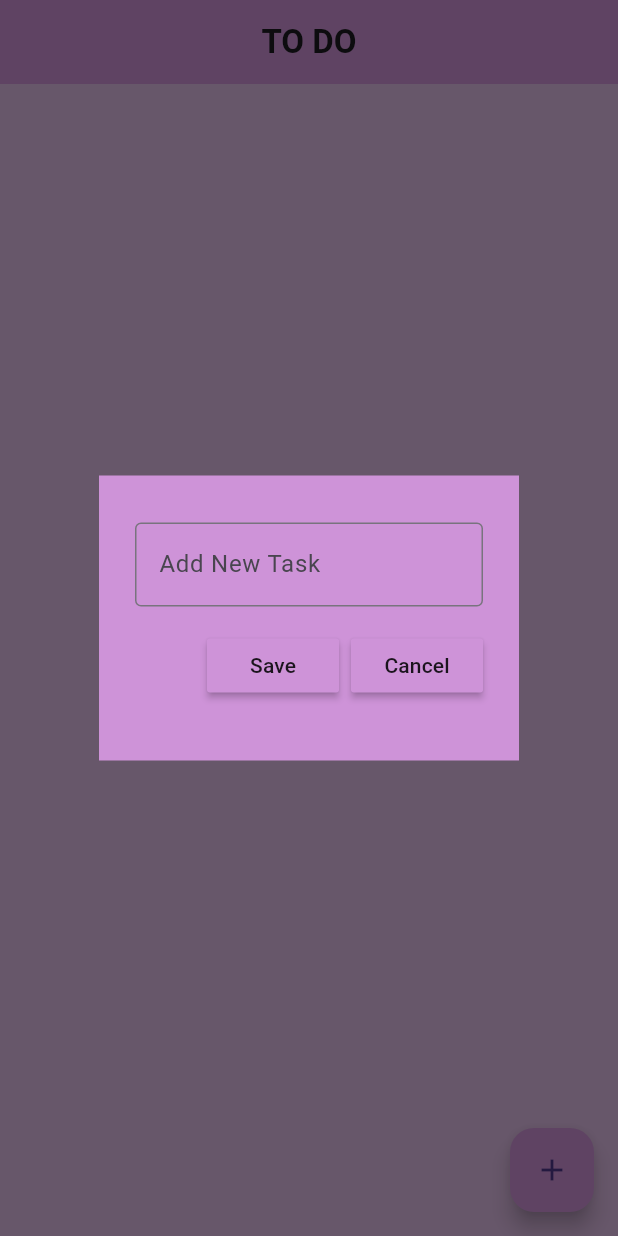
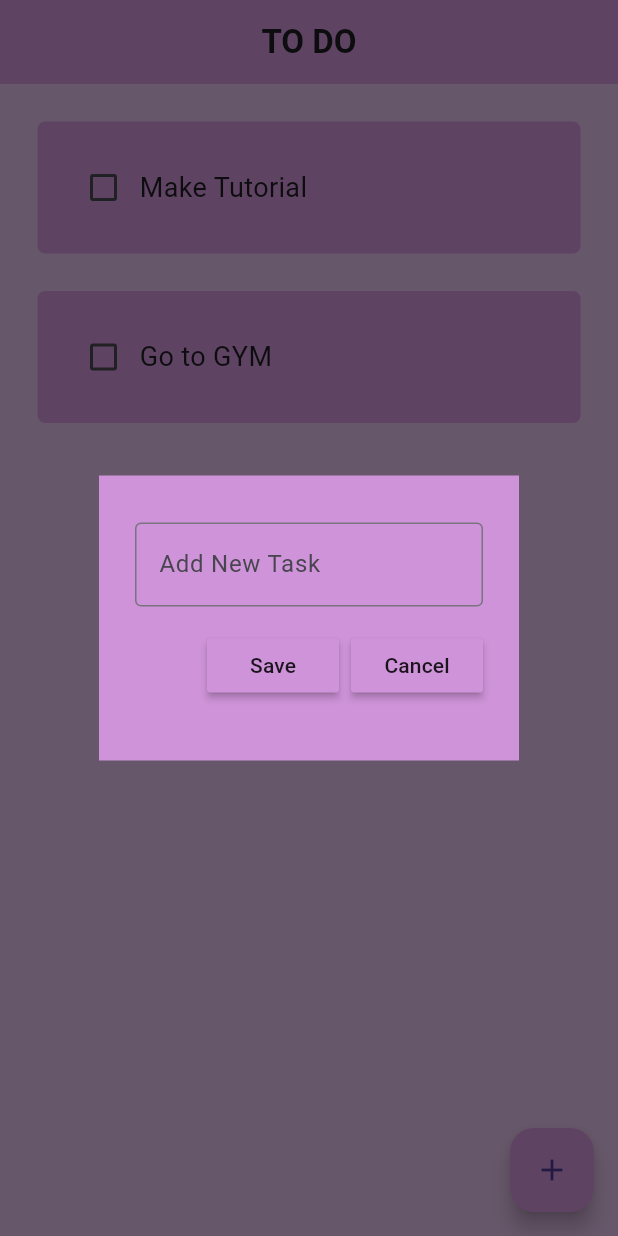
Before and after one commit to asadeee-web/TODO-APP, a Flutter app: the screen it shows after launch, after a tap on the "add" icon, on a phone screen of 412 x 824 dp. Run offline on Flutter 3.47's test engine with Material 3 defaults, Android fonts, the phone set to English and light mode, and no system bars; drawn by our look-alikes of flutter_slidable; our stand-ins replace hive, hive_flutter; accounts and stored records are empty.

```diff
--- a/lib/core/database/data.dart
+++ b/lib/core/database/data.dart
@@ -3,6 +3,13 @@ import 'package:hive/hive.dart';
 class ToDoDatabase {
   List todolist = [];
   final mybox = Hive.box("mybox");
+  //create initial data
+  void createinitialdata() {
+    todolist = [
+      ["Make Tutorial", false],
+      ["Go to GYM", false]
+    ];
+  }
 
   //get data from database
 
--- a/lib/ui/screens/custom_widgets/todo_tile.dart
+++ b/lib/ui/screens/custom_widgets/todo_tile.dart
@@ -8,12 +8,15 @@ class ToDoTile extends StatelessWidget {
   Function(BuildContext)? deleteFunction;
 
   //String text;
-  ToDoTile(
-      {super.key,
-      required this.deleteFunction,
-      required this.taskcompleted,
-      required this.onchanged,
-      required this.text});
+  ToDoTile({
+    super.key,
+    required this.deleteFunction,
+    required this.taskcompleted,
+    required this.onchanged,
+    required this.text,
+    // required bool taskCompleted,
+    // required void Function(dynamic value) onChanged
+  });
 
   void deleteaction() {}
 
--- a/lib/ui/screens/home_screen.dart
+++ b/lib/ui/screens/home_screen.dart
@@ -1,3 +1,107 @@
+// import 'package:flutter/material.dart';
+// import 'package:hive/hive.dart';
+// import 'package:todo_app/core/database/data.dart';
+// import 'package:todo_app/ui/screens/custom_widgets/dialog_box.dart';
+// import 'package:todo_app/ui/screens/custom_widgets/todo_tile.dart';
+
+// class HomeScreen extends StatefulWidget {
+//   HomeScreen({super.key});
+
+//   @override
+//   State<HomeScreen> createState() => _HomeScreenState();
+// }
+
+// class _HomeScreenState extends State<HomeScreen> {
+//   final _controller = TextEditingController();
+//   //late ToDoDatabase db;
+//   @override
+//   void initState() {
+//     super.initState();
+//     //db = ToDoDatabase();
+//     if (mybox.get("TodoList") == Null) {
+//       db.createinitialdata();
+//     } else {
+//       db.loadData();
+//     }
+//   }
+
+//   final mybox = Hive.box('mybox');
+
+//   //save task function
+
+//   void saveTask() {
+//     setState(() {
+//       db.todolist.add([_controller.text, false]);
+//     });
+//     Navigator.of(context).pop();
+//   }
+
+//   //delete task function
+//   void deleteTask(int index) {
+//     setState(() {
+//       db.todolist.removeAt(index);
+//     });
+//     db.updateData();
+//   }
+
+//   //todo list
+
+//   ToDoDatabase db = ToDoDatabase();
+
+//   //user tap checkbox function
+
+//   void usertaped(bool? value, int index) {
+//     setState(() {
+//       db.todolist[index][1] = !db.todolist[index][1];
+//     });
+//     db.updateData();
+//   }
+
+//   void addNewtask() {
+//     showDialog(
+//         context: context,
+//         builder: (context) => DialogBox(
+//               oncaancel: () => Navigator.of(context).pop(),
+//               onsave: saveTask,
+//               Controller: _controller,
+//             ));
+//     db.updateData();
+//   }
+
+//   @override
+//   Widget build(BuildContext context) {
+//     return Scaffold(
+//       backgroundColor: Colors.purple[100],
+//       appBar: AppBar(
+//         backgroundColor: Colors.purple[200],
+//         title: Text(
+//           "TO DO",
+//           style: TextStyle(fontWeight: FontWeight.bold),
+//         ),
+//         centerTitle: true,
+//       ),
+
+//       //listview todo tasks
+//       floatingActionButton: FloatingActionButton(
+//         backgroundColor: Colors.purple[200],
+//         child: Icon(Icons.add),
+//         onPressed: () {
+//           addNewtask();
+//         },
+//       ),
+//       body: ListView.builder(
+//         itemCount: db.todolist.length,
+//         itemBuilder: (BuildContext context, int index) {
+//           return ToDoTile(
+//               deleteFunction: (p0) => deleteTask(index),
+//               taskcompleted: db.todolist[index][1],
+//               onchanged: (value) => usertaped(value, index),
+//               text: db.todolist[index][0]);
+//         },
+//       ),
+//     );
+//   }
+// }
 import 'package:flutter/material.dart';
 import 'package:hive/hive.dart';
 import 'package:todo_app/core/database/data.dart';
@@ -5,33 +109,37 @@ import 'package:todo_app/ui/screens/custom_widgets/dialog_box.dart';
 import 'package:todo_app/ui/screens/custom_widgets/todo_tile.dart';
 
 class HomeScreen extends StatefulWidget {
-  HomeScreen({super.key});
+  HomeScreen({Key? key}) : super(key: key);
 
   @override
   State<HomeScreen> createState() => _HomeScreenState();
 }
 
 class _HomeScreenState extends State<HomeScreen> {
-  final _controller = TextEditingController();
+  final TextEditingController _controller = TextEditingController();
+  late ToDoDatabase db;
+
   @override
   void initState() {
-    // TODO: implement initState
+    super.initState();
+    db = ToDoDatabase();
+    // Check if the TodoList key exists in the box
+    if (mybox.containsKey("TodoList")) {
       db.loadData();
+    } else {
+      db.createinitialdata();
+    }
   }
 
   final mybox = Hive.box('mybox');
-
-  //save task function
 
   void saveTask() {
     setState(() {
       db.todolist.add([_controller.text, false]);
     });
     Navigator.of(context).pop();
-    db.updateData();
   }
 
-  //delete task function
   void deleteTask(int index) {
     setState(() {
       db.todolist.removeAt(index);
@@ -39,27 +147,22 @@ class _HomeScreenState extends State<HomeScreen> {
     db.updateData();
   }
 
-  //todo list
-
-  ToDoDatabase db = ToDoDatabase();
-
-  //user tap checkbox function
-
-  void usertaped(bool? value, int index) {
+  void userTapped(bool? value, int index) {
     setState(() {
-      db.todolist[index][1] = !db.todolist[index][1];
+      db.todolist[index][1] = !(db.todolist[index][1] as bool);
     });
     db.updateData();
   }
 
-  void addNewtask() {
+  void addNewTask() {
     showDialog(
       context: context,
       builder: (context) => DialogBox(
         oncaancel: () => Navigator.of(context).pop(),
         onsave: saveTask,
         Controller: _controller,
-            ));
+      ),
+    );
   }
 
   @override
@@ -74,23 +177,22 @@ class _HomeScreenState extends State<HomeScreen> {
         ),
         centerTitle: true,
       ),
-
-      //listview todo tasks
       floatingActionButton: FloatingActionButton(
         backgroundColor: Colors.purple[200],
         child: Icon(Icons.add),
-        onPressed: () {
-          addNewtask();
-        },
+        onPressed: addNewTask,
       ),
-      body: ListView.builder(
+      body: db.todolist == null
+          ? Center(child: CircularProgressIndicator())
+          : ListView.builder(
               itemCount: db.todolist.length,
               itemBuilder: (BuildContext context, int index) {
                 return ToDoTile(
-              deleteFunction: (p0) => deleteTask(index),
-              taskcompleted: db.todolist[index][1],
-              onchanged: (value) => usertaped(value, index),
-              text: db.todolist[index][0]);
+                  deleteFunction: (vl) => deleteTask(index),
+                  taskcompleted: db.todolist[index][1] as bool,
+                  onchanged: (value) => userTapped(value, index),
+                  text: db.todolist[index][0] as String,
+                );
               },
             ),
     );
```
Lines whose indentation alone changed are shown as unchanged.
